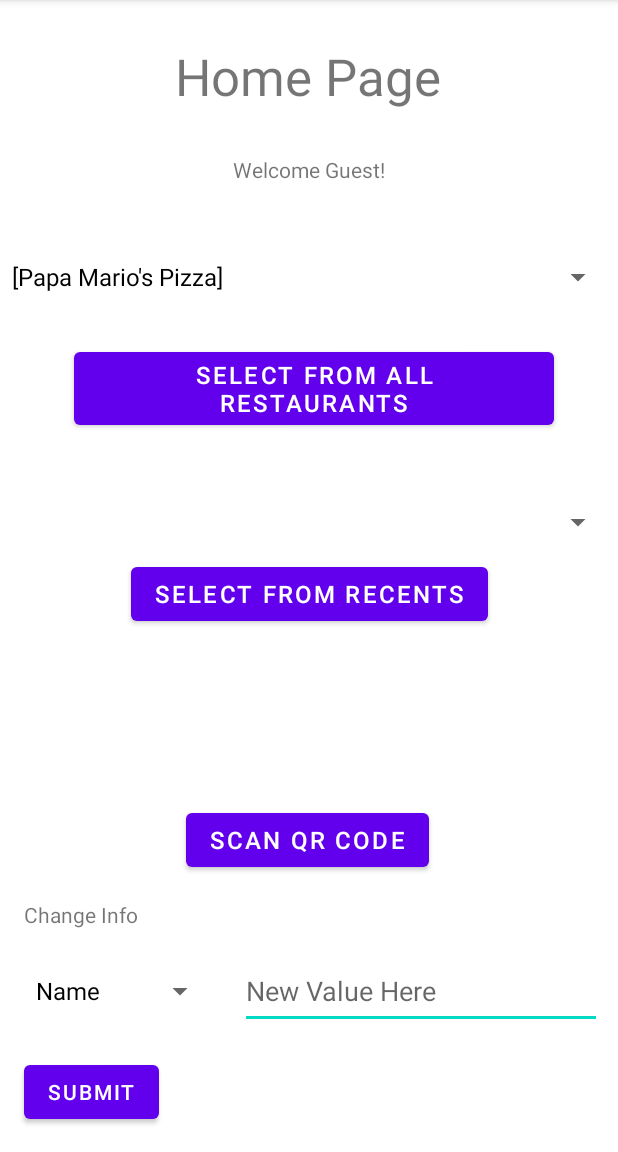
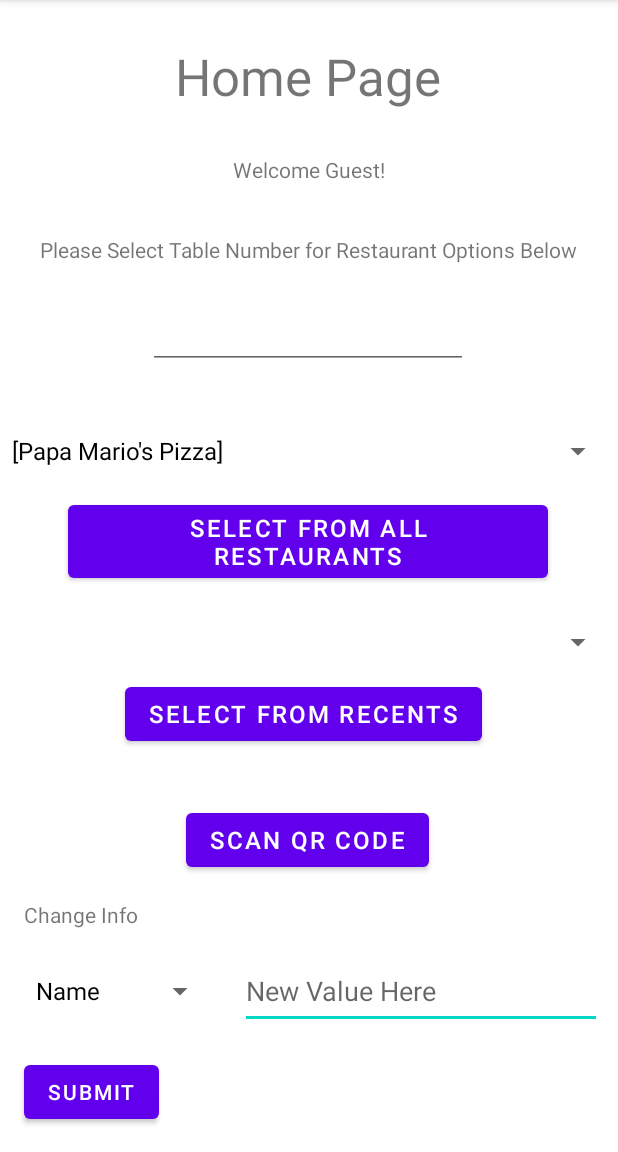
Before and after one commit to Adamnvantes/Waiterless, an Android app: the CustomerHomeActivity screen opened directly, with no data from a screen before it, on a phone screen of 412 x 824 dp, the part 84-1236 px from its top. Run offline under Robolectric (Android 15) with nearby library versions, the phone set to English and light mode, and no system bars; network calls fail; 3 statements that could not run were skipped.

Commit message:
Added an option for selecting a table

```diff
--- a/app/src/main/java/com/example/waiterless/activities/CustomerHomeActivity.kt
+++ b/app/src/main/java/com/example/waiterless/activities/CustomerHomeActivity.kt
@@ -70,11 +70,14 @@ class CustomerHomeActivity : AppCompatActivity(), AdapterView.OnItemSelectedList
             spinnerRestaurantAll.adapter = aa
         }
 
+        val editNumber = findViewById<EditText>(R.id.editTableNumber)
+
         //Button for all restaurants choice
         val btnAll = findViewById<Button>(R.id.btnRestaurantAll)
         btnAll.setOnClickListener {
             val intent = Intent(this, RestaurantActivity::class.java)
             intent.putExtra("rID",spinnerPos)
+            intent.putExtra("table", Integer.parseInt(editNumber.text.toString()))
             startActivity(intent)
         }
 
@@ -83,6 +86,7 @@ class CustomerHomeActivity : AppCompatActivity(), AdapterView.OnItemSelectedList
         btnAll.setOnClickListener {
             val intent = Intent(this, RestaurantActivity::class.java)
             intent.putExtra("rID",spinnerPos)
+            intent.putExtra("table", Integer.parseInt(editNumber.text.toString()))
             startActivity(intent)
         }
 
--- a/app/src/main/java/com/example/waiterless/objects/Restaurant.kt
+++ b/app/src/main/java/com/example/waiterless/objects/Restaurant.kt
@@ -1,4 +1,5 @@
 package com.example.waiterless.objects
 
-class Restaurant {
+object Restaurant {
+
 }
--- a/app/src/main/res/layout/activity_customer_home.xml
+++ b/app/src/main/res/layout/activity_customer_home.xml
@@ -27,10 +27,10 @@
         android:textSize="16sp"
         app:layout_constraintBottom_toTopOf="@+id/btnRestaurantRecent"
         app:layout_constraintEnd_toEndOf="parent"
-        app:layout_constraintHorizontal_bias="0.533"
+        app:layout_constraintHorizontal_bias="0.494"
         app:layout_constraintStart_toStartOf="parent"
         app:layout_constraintTop_toBottomOf="@+id/customerHomeTitle"
-        app:layout_constraintVertical_bias="0.654" />
+        app:layout_constraintVertical_bias="0.809" />
 
     <Button
         android:id="@+id/qrCodeButton"
@@ -48,11 +48,12 @@
         android:id="@+id/btnRestaurantRecent"
         android:layout_width="wrap_content"
         android:layout_height="wrap_content"
-        android:layout_marginBottom="116dp"
+        android:layout_marginBottom="36dp"
         android:text="Select From Recents"
         android:textSize="16sp"
         app:layout_constraintBottom_toTopOf="@+id/qrCodeButton"
         app:layout_constraintEnd_toEndOf="parent"
+        app:layout_constraintHorizontal_bias="0.48"
         app:layout_constraintStart_toStartOf="parent" />
 
     <TextView
@@ -111,7 +112,7 @@
         android:id="@+id/customerRestaurantSpinnerRecent"
         android:layout_width="409dp"
         android:layout_height="wrap_content"
-        android:layout_marginTop="32dp"
+        android:layout_marginTop="148dp"
         app:layout_constraintStart_toStartOf="parent"
         app:layout_constraintTop_toBottomOf="@+id/customerHomeWelcome" />
 
@@ -123,4 +124,28 @@
         app:layout_constraintBottom_toTopOf="@+id/btnRestaurantRecent"
         app:layout_constraintStart_toStartOf="parent" />
 
+    <EditText
+        android:id="@+id/editTableNumber"
+        android:layout_width="wrap_content"
+        android:layout_height="wrap_content"
+        android:layout_marginBottom="28dp"
+        android:ems="10"
+        android:inputType="number"
+        app:layout_constraintBottom_toTopOf="@+id/customerRestaurantSpinnerRecent"
+        app:layout_constraintEnd_toEndOf="parent"
+        app:layout_constraintHorizontal_bias="0.497"
+        app:layout_constraintStart_toStartOf="parent"
+        app:layout_constraintTop_toBottomOf="@+id/textView2"
+        app:layout_constraintVertical_bias="0.892" />
+
+    <TextView
+        android:id="@+id/textView2"
+        android:layout_width="wrap_content"
+        android:layout_height="wrap_content"
+        android:layout_marginTop="28dp"
+        android:text="Please Select Table Number for Restaurant Options Below"
+        app:layout_constraintEnd_toEndOf="parent"
+        app:layout_constraintStart_toStartOf="parent"
+        app:layout_constraintTop_toBottomOf="@+id/customerHomeWelcome" />
+
 </androidx.constraintlayout.widget.ConstraintLayout>
```
